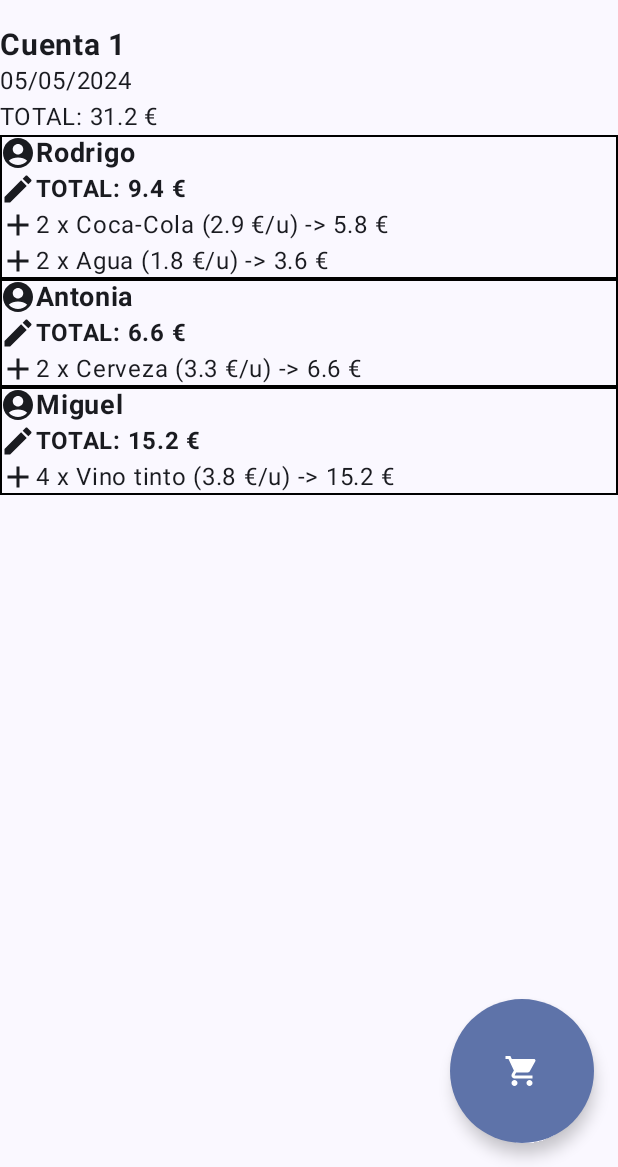
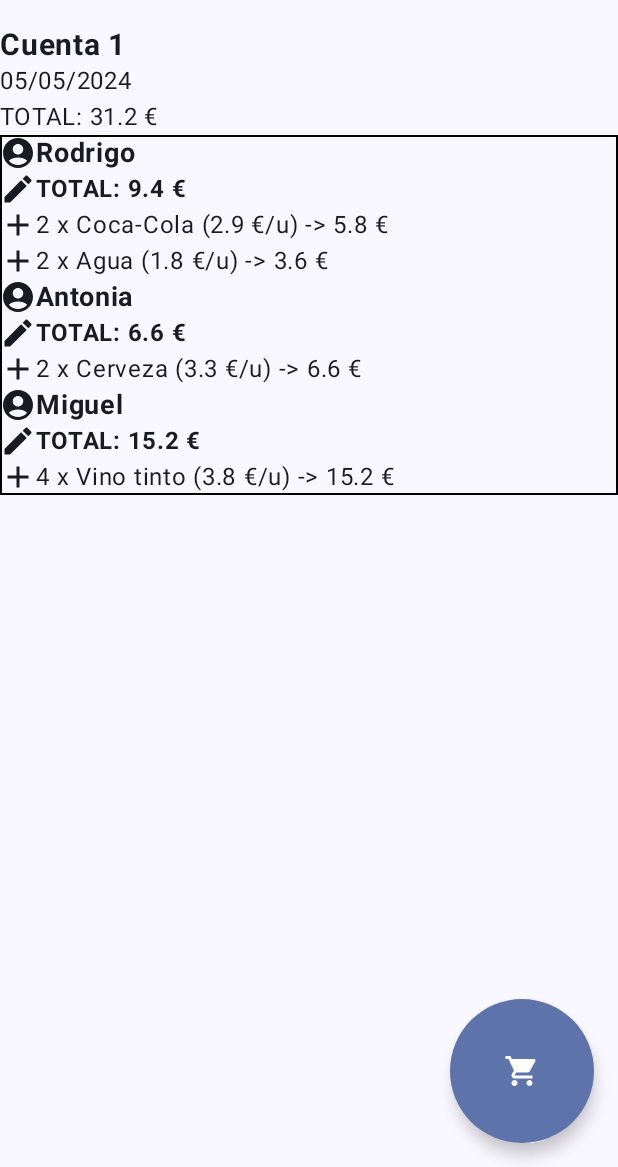
Before and after one commit to rdediegomelon/LaCuenta, an Android app built with Jetpack Compose: the screen it shows after launch (MainActivity), after a tap on an icon or button, on a phone screen of 412 x 824 dp, the part 69-1236 px from its top. Run offline under Robolectric (Android 15) with nearby library versions, the phone set to English and light mode, and no system bars.

Commit message:
Improve design

```diff
--- a/app/src/main/java/es/vallecilloweb/lacuenta/ui/screens/CuentaDetailScreen.kt
+++ b/app/src/main/java/es/vallecilloweb/lacuenta/ui/screens/CuentaDetailScreen.kt
@@ -39,6 +39,9 @@ import es.vallecilloweb.lacuenta.data.CuentaModel
 import es.vallecilloweb.lacuenta.ui.viewmodel.CuentaViewModel
 import java.time.format.DateTimeFormatter
 
+//TODO Agrupar consumiciones con el mismo nombre
+//TODO Actualizar lista de consumiciones automáticamente
+
 @OptIn(ExperimentalMaterial3Api::class)
 @Composable
 fun CuentaDetailScreen(navController: NavHostController,viewModel: CuentaViewModel){
@@ -74,39 +77,44 @@ fun CuentaDetail(padding: PaddingValues,viewModel: CuentaViewModel){
             Text("La cuenta está vacía, debes añadir nuevas consumiciones")
         }
         else {
-            //Por cada persona, se pinta la lista con el detalle de su cuenta
-            for (entry in viewModel.cuentaDetail.consumiciones.entries){
-                //TODO este for se debe eliminar al usa el LazyColumn
-                CuentalDetailListElements(padding,entry,viewModel.cuentaDetail.calculateTotal(entry.key))
-            }
+            //Se pinta en una lista el contenido de la cuenta (persona y detalle)
+            CuentalDetailListElements(padding,viewModel.cuentaDetail)
         }
     }
 }
 
 @Composable
-fun CuentalDetailListElements(padding: PaddingValues,entry:MutableMap.MutableEntry<String,MutableList<ConsumicionModel>>,total:Float){
-    //Este column pinta el detalle de la cuenta de una persona, pinta el nombre de la persona y su total y la lista de consumiciones
-    //TODO esto debe ser un LazyColumn
-    Column(modifier= Modifier
+fun CuentalDetailListElements(padding: PaddingValues,cuenta:CuentaModel){
+    //Este LazyColumn pinta el detalle de la cuenta persona a persona, pinta el nombre de la persona y su total y la lista de consumiciones
+    LazyColumn(modifier= Modifier
         .border(1.dp, Color.Black)
         .fillMaxWidth()) {
+        //Convierte el Map en una lista de valores nombre,lista de consumiciones, y por cada elemento llama a la función composable
+        items(cuenta.consumiciones.toList()) {
+            element -> CuentaDetailListElements(element,cuenta.calculateTotal(element.first))
+        }
+
+    }
+}
+
+@Composable
+fun CuentaDetailListElements(list:Pair<String,MutableList<ConsumicionModel>>,total:Float){
+
     Row() {
         Icon(Icons.Default.AccountCircle, contentDescription = "AccountCircle")
-            Text(fontSize = 18.sp, fontWeight = FontWeight.Bold, text = "${entry.key}")
+        Text(fontSize = 18.sp, fontWeight = FontWeight.Bold, text = "${list.first}")
     }
     Row() {
         Icon(Icons.Default.Edit, contentDescription = "Edit")
         Text(fontSize = 16.sp, fontWeight = FontWeight.Bold, text = "TOTAL: ${total} €")
     }
-        //Este LazyColumn pinta la lista de consumiciones de cada persona
-        LazyColumn(
+    //Este Column pinta la lista de consumiciones de cada persona
+    Column(
         modifier = Modifier
             .fillMaxWidth()
     ) {
-            //A items se le pasa una lista, y dentro ejecuta la acción por cada elemento de la lista. Ese elemento se le pasa a la función composable para que lo muestre
-            items(entry.value) { consumicion ->
-                CuentaDetailElement(consumicion)
-            }
+        for (consumicion in list.second){
+            CuentaDetailElement(consumicion = consumicion)
         }
     }
 }
```
Lines whose indentation alone changed are shown as unchanged.
